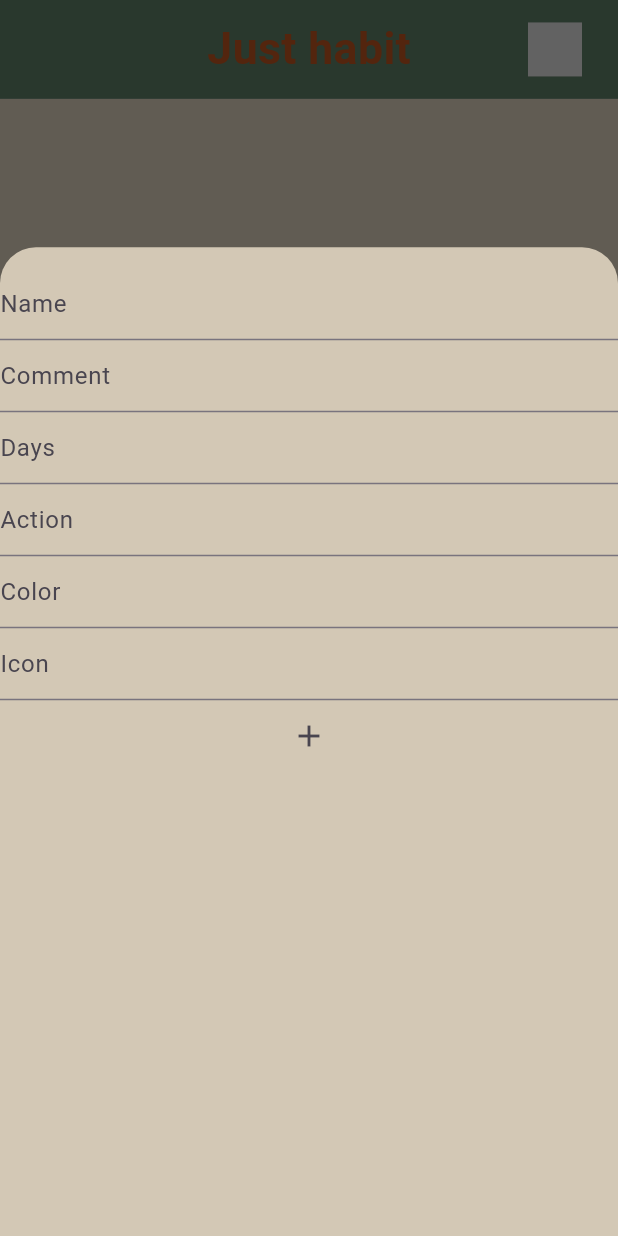
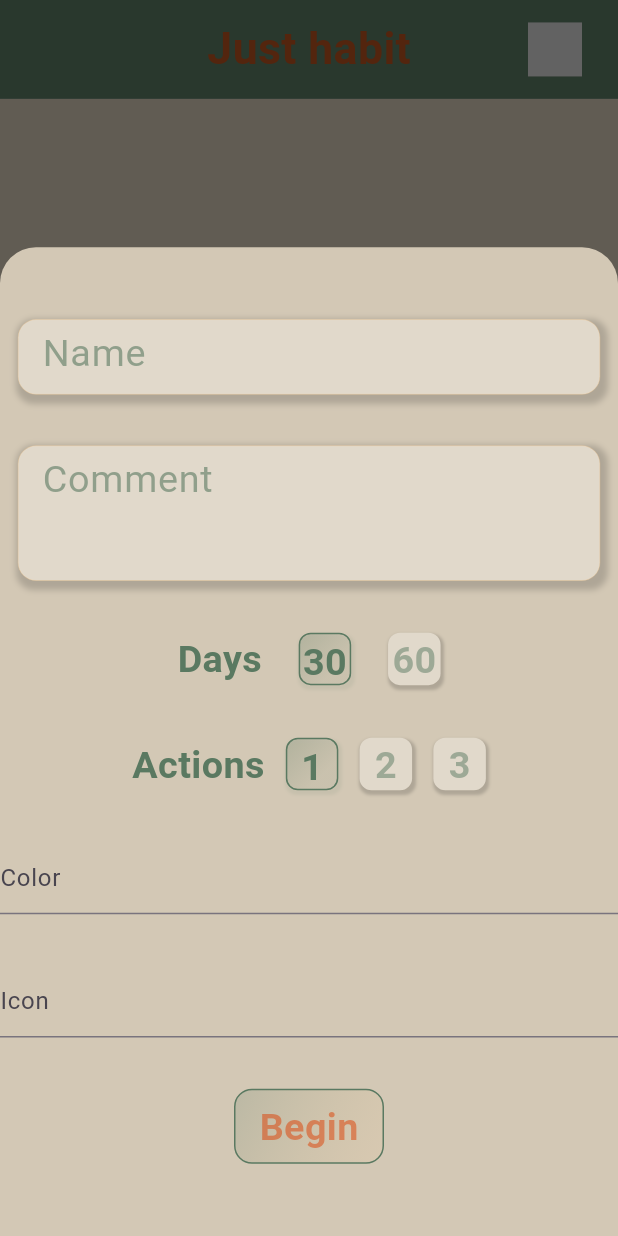
Before and after one commit to denissavishchev/justhabit, a Flutter app: the screen it shows after launch, after a tap on an icon or button, on a phone screen of 412 x 824 dp. Run offline on Flutter 3.47's test engine with Material 3 defaults, Android fonts, the phone set to English and light mode, and no system bars; our stand-ins replace flutter_screenutil, flutter_svg, sqflite; accounts and stored records are empty.

Commit message:
add habit window

```diff
--- a/lib/constants.dart
+++ b/lib/constants.dart
@@ -10,6 +10,7 @@ const kYellow = Color(0xffffcd8d);
 const kBrown = Color(0xffc8ad90);
 
 final kWhiteStyle = TextStyle(fontSize: 22.sp, color: kWhite, fontWeight: FontWeight.bold);
+final kGreenStyle = TextStyle(fontSize: 22.sp, color: kGreen, fontWeight: FontWeight.bold);
 final kOrangeStyle = TextStyle(fontSize: 22.sp, color: kOrange.withOpacity(0.8), fontWeight: FontWeight.bold);
 final kOrangeStyleSmall = TextStyle(fontSize: 13.sp, color: kOrange.withOpacity(0.8), fontWeight: FontWeight.bold);
 final kWhiteStyleSmall = TextStyle(fontSize: 13.sp, color: kWhite, fontWeight: FontWeight.bold);
--- a/lib/main.dart
+++ b/lib/main.dart
@@ -1,7 +1,7 @@
 import 'package:flutter/material.dart';
 import 'package:flutter_screenutil/flutter_screenutil.dart';
 import 'package:justhabit/pages/main_page.dart';
-import 'package:justhabit/providers/main_provider.dart';
+import 'package:justhabit/providers/good_provider.dart';
 import 'package:provider/provider.dart';
 
 void main() {
@@ -15,7 +15,7 @@ class MyApp extends StatelessWidget {
   Widget build(BuildContext context) {
     return MultiProvider(
       providers: [
-        ChangeNotifierProvider<MainProvider>(create: (_) => MainProvider()),
+        ChangeNotifierProvider<GoodProvider>(create: (_) => GoodProvider()),
       ],
       builder: (context, child){
         return ScreenUtilInit(
--- a/lib/pages/good_page.dart
+++ b/lib/pages/good_page.dart
@@ -1,6 +1,6 @@
 import 'package:flutter/material.dart';
 import 'package:justhabit/constants.dart';
-import 'package:justhabit/providers/main_provider.dart';
+import 'package:justhabit/providers/good_provider.dart';
 import 'package:justhabit/widgets/icon_svg_widget.dart';
 import 'package:provider/provider.dart';
 
@@ -11,7 +11,7 @@ class GoodPage extends StatelessWidget {
 
   @override
   Widget build(BuildContext context) {
-    return Consumer<MainProvider>(
+    return Consumer<GoodProvider>(
         builder: (context, data, _){
           data.fetchUsers();
           return Scaffold(
--- a/lib/pages/main_page.dart
+++ b/lib/pages/main_page.dart
@@ -3,7 +3,7 @@ import 'package:flutter/material.dart';
 import 'package:justhabit/constants.dart';
 import 'package:justhabit/widgets/icon_svg_widget.dart';
 import 'package:provider/provider.dart';
-import '../providers/main_provider.dart';
+import '../providers/good_provider.dart';
 import '../widgets/bottom_bar_widget.dart';
 
 class MainPage extends StatelessWidget {
@@ -14,7 +14,7 @@ class MainPage extends StatelessWidget {
     Size size = MediaQuery.of(context).size;
     return Scaffold(
         resizeToAvoidBottomInset: false,
-        body: Consumer<MainProvider>
+        body: Consumer<GoodProvider>
           (builder: (context, data, _){
           return SafeArea(
             child: Column(
--- a/lib/providers/main_provider.dart
+++ b/lib/providers/good_provider.dart
@@ -1,13 +1,18 @@
 import 'package:flutter/material.dart';
 import 'package:justhabit/constants.dart';
 import 'package:justhabit/pages/bad_page.dart';
+import 'package:justhabit/widgets/actions_button_widget.dart';
 import '../databasehelper.dart';
 import '../pages/good_page.dart';
+import '../widgets/days_button_widget.dart';
+import '../widgets/text_field_widget.dart';
 
-class MainProvider with ChangeNotifier {
+class GoodProvider with ChangeNotifier {
 
   PageController mainPageController = PageController(initialPage: 0);
   int activePage = 0;
+  Days selectedDays = Days.one;
+  Done selectedActions = Done.one;
 
   List<Map<String, dynamic>> dataList = [];
   final nameController = TextEditingController();
@@ -64,6 +69,33 @@ class MainProvider with ChangeNotifier {
     notifyListeners();
   }
 
+  void selectDay(int days){
+    switch(days){
+      case 30:
+        selectedDays = Days.one;
+        break;
+      case 60:
+        selectedDays = Days.two;
+        break;
+    }
+    notifyListeners();
+  }
+
+  void selectAction(int action){
+    switch(action){
+      case 1:
+        selectedActions = Done.one;
+        break;
+      case 2:
+        selectedActions = Done.two;
+        break;
+      case 3:
+        selectedActions = Done.three;
+        break;
+    }
+    notifyListeners();
+  }
+
   Future addHabit(context) {
     return showModalBottomSheet(
         context: context,
@@ -83,23 +115,19 @@ class MainProvider with ChangeNotifier {
                 )
             ),
             child: Column(
+              mainAxisAlignment: MainAxisAlignment.spaceEvenly,
               children: [
-                TextFormField(
+                TextFieldWidget(
                   controller: nameController,
-                  decoration: const InputDecoration(hintText: 'Name'),
+                  hintText: 'Name',
                 ),
-                TextFormField(
+                TextFieldWidget(
+                  height: 90,
                   controller: commentController,
-                  decoration: const InputDecoration(hintText: 'Comment'),
+                  hintText: 'Comment',
                 ),
-                TextFormField(
-                  controller: daysController,
-                  decoration: const InputDecoration(hintText: 'Days'),
-                ),
-                TextFormField(
-                  controller: actionController,
-                  decoration: const InputDecoration(hintText: 'Action'),
-                ),
+                const DaysButtonWidget(),
+                const ActionsButtonWidget(),
                 TextFormField(
                   controller: colorController,
                   decoration: const InputDecoration(hintText: 'Color'),
@@ -108,18 +136,35 @@ class MainProvider with ChangeNotifier {
                   controller: iconController,
                   decoration: const InputDecoration(hintText: 'Icon'),
                 ),
-                IconButton(
-                  onPressed: (){
+                GestureDetector(
+                  onTap: (){
                     saveData();
                     Navigator.of(context).pop();
                   },
-                  icon: const Icon(Icons.add),
+                  child: Container(
+                    width: 100,
+                    height: 50,
+                    decoration: BoxDecoration(
+                      border: Border.all(width: 1, color: kGreen),
+                      borderRadius: const BorderRadius.all(Radius.circular(12)),
+                        gradient: LinearGradient(
+                            colors: [
+                              kGreen.withOpacity(0.2),
+                              kYellow.withOpacity(0.1)
+                            ],
+                            begin: Alignment.topLeft,
+                            end: Alignment.bottomRight,
+                            stops: const [0, 1]
+                        )
+                    ),
+                    child: Center(child: Text('Begin',
+                      style: kOrangeStyle.copyWith(
+                          color: kOrange.withOpacity(0.5)),)),
+                  ),
                 )
               ],
             ),
           );
         });
   }
-
-
 }
--- /dev/null
+++ b/lib/widgets/actions_button_widget.dart
@@ -0,0 +1,91 @@
+import 'package:flutter/material.dart';
+import 'package:justhabit/providers/good_provider.dart';
+import 'package:provider/provider.dart';
+import '../constants.dart';
+
+enum Done{
+  one,
+  two,
+  three,
+}
+
+class ActionsButtonWidget extends StatelessWidget {
+  const ActionsButtonWidget({
+    super.key,
+  });
+
+  @override
+  Widget build(BuildContext context) {
+    return Consumer<GoodProvider>(
+        builder: (context, data, _){
+          return SizedBox(
+            width: 250,
+            child: Row(
+              mainAxisAlignment: MainAxisAlignment.spaceAround,
+              children: [
+                Text('Actions', style: kGreenStyle,),
+                Button(text: '1',
+                  onPress: () => data.selectAction(1),
+                  isPressed: data.selectedActions == Done.one ? true : false,),
+                Button(text: '2',
+                  onPress: () => data.selectAction(2),
+                  isPressed: data.selectedActions == Done.two ? true : false,),
+                Button(text: '3',
+                  onPress: () => data.selectAction(3),
+                  isPressed: data.selectedActions == Done.three ? true : false,),
+              ],
+            ),
+          );
+        });
+  }
+}
+
+class Button extends StatelessWidget {
+  const Button({
+    super.key,
+    required this.text,
+    required this.onPress,
+    required this.isPressed,
+  });
+
+  final String text;
+  final Function() onPress;
+  final bool isPressed;
+
+  @override
+  Widget build(BuildContext context) {
+    return GestureDetector(
+      onTap: onPress,
+      child: Container(
+        width: 35,
+        height: 35,
+        decoration: BoxDecoration(
+            color: kWhite,
+            gradient: isPressed ? LinearGradient(
+                colors: [
+                  kGreen.withOpacity(0.2),
+                  kGrey.withOpacity(0.2)
+                ],
+                begin: Alignment.topLeft,
+                end: Alignment.bottomRight,
+                stops: const [0, 0.7]
+            ) : null,
+            borderRadius: const BorderRadius.all(Radius.circular(8)),
+            border: isPressed ? Border.all(width: 1, color: kGreen) : null,
+            boxShadow: [
+              BoxShadow(
+                  color: isPressed ? kGreen.withOpacity(0.1) : kBlack.withOpacity(0.2),
+                  spreadRadius: 1,
+                  blurRadius: 1,
+                  offset: const Offset(1, 2)
+              )
+            ]
+        ),
+        child: Center(child: Text(text,
+          style: isPressed
+              ? kGreenStyle
+              : kGreenStyle.copyWith(color: kGreen.withOpacity(0.5)),)),
+      ),
+    );
+  }
+}
--- a/lib/widgets/bottom_bar_widget.dart
+++ b/lib/widgets/bottom_bar_widget.dart
@@ -2,7 +2,7 @@ import 'package:flutter/cupertino.dart';
 import 'package:flutter/material.dart';
 import 'package:justhabit/constants.dart';
 import 'package:provider/provider.dart';
-import '../providers/main_provider.dart';
+import '../providers/good_provider.dart';
 import 'icon_svg_widget.dart';
 
 
@@ -12,7 +12,7 @@ class BottomNavBarWidget extends StatelessWidget {
   @override
   Widget build(BuildContext context) {
     Size size = MediaQuery.of(context).size;
-    return Consumer<MainProvider>(builder: (context, data, _){
+    return Consumer<GoodProvider>(builder: (context, data, _){
       return Container(
         width: size.width,
         color: kGreen,
--- /dev/null
+++ b/lib/widgets/days_button_widget.dart
@@ -0,0 +1,87 @@
+import 'package:flutter/material.dart';
+import 'package:justhabit/providers/good_provider.dart';
+import 'package:provider/provider.dart';
+import '../constants.dart';
+
+enum Days{
+  one,
+  two,
+}
+
+class DaysButtonWidget extends StatelessWidget {
+  const DaysButtonWidget({
+    super.key,
+  });
+
+  @override
+  Widget build(BuildContext context) {
+    return Consumer<GoodProvider>(
+        builder: (context, data, _){
+          return SizedBox(
+            width: 200,
+            child: Row(
+              mainAxisAlignment: MainAxisAlignment.spaceAround,
+              children: [
+                Text('Days', style: kGreenStyle,),
+                Button(text: '30',
+                  onPress: () => data.selectDay(30),
+                  isPressed: data.selectedDays == Days.one ? true : false,),
+                Button(text: '60',
+                  onPress: () => data.selectDay(60),
+                  isPressed: data.selectedDays == Days.two ? true : false,),
+              ],
+            ),
+          );
+        });
+  }
+}
+
+class Button extends StatelessWidget {
+  const Button({
+    super.key,
+    required this.text,
+    required this.onPress,
+    required this.isPressed,
+  });
+
+  final String text;
+  final Function() onPress;
+  final bool isPressed;
+
+  @override
+  Widget build(BuildContext context) {
+    return GestureDetector(
+      onTap: onPress,
+      child: Container(
+        width: 35,
+        height: 35,
+        decoration: BoxDecoration(
+            color: kWhite,
+            gradient: isPressed ? LinearGradient(
+              colors: [
+                kGreen.withOpacity(0.2),
+                kGrey.withOpacity(0.2)
+              ],
+                begin: Alignment.topLeft,
+                end: Alignment.bottomRight,
+                stops: const [0, 0.7]
+            ) : null,
+            borderRadius: const BorderRadius.all(Radius.circular(8)),
+            border: isPressed ? Border.all(width: 1, color: kGreen) : null,
+            boxShadow: [
+              BoxShadow(
+                  color: isPressed ? kGreen.withOpacity(0.1) : kBlack.withOpacity(0.2),
+                  spreadRadius: 1,
+                  blurRadius: 1,
+                  offset: const Offset(1, 2)
+              )
+            ]
+        ),
+        child: Center(child: Text(text,
+          style: isPressed
+              ? kGreenStyle
+              : kGreenStyle.copyWith(color: kGreen.withOpacity(0.5)),)),
+      ),
+    );
+  }
+}
--- a/lib/widgets/good_tile_widget.dart
+++ b/lib/widgets/good_tile_widget.dart
@@ -1,6 +1,6 @@
 import 'package:flutter/cupertino.dart';
 import 'package:flutter/material.dart';
-import 'package:justhabit/providers/main_provider.dart';
+import 'package:justhabit/providers/good_provider.dart';
 import 'package:provider/provider.dart';
 
 import '../constants.dart';
@@ -16,7 +16,7 @@ class GoodTileWidget extends StatelessWidget {
   @override
   Widget build(BuildContext context) {
     Size size = MediaQuery.of(context).size;
-    return Consumer<MainProvider>(
+    return Consumer<GoodProvider>(
         builder: (context, data, _){
           return Container(
             width: size.width,
--- /dev/null
+++ b/lib/widgets/text_field_widget.dart
@@ -0,0 +1,57 @@
+import 'package:flutter/material.dart';
+import '../constants.dart';
+
+class TextFieldWidget extends StatelessWidget {
+  const TextFieldWidget({
+    super.key,
+    required this.controller,
+    required this.hintText,
+    this.height = 50,
+  });
+
+  final TextEditingController controller;
+  final String hintText;
+  final double height;
+
+  @override
+  Widget build(BuildContext context) {
+    return Container(
+      margin: const EdgeInsets.symmetric(horizontal: 12),
+      padding: const EdgeInsets.symmetric(horizontal: 12, vertical: 4),
+      height: height,
+      decoration: BoxDecoration(
+          color: kWhite,
+          borderRadius: BorderRadius.circular(12),
+          border: Border.all(width: 0.2, color: kYellow),
+          boxShadow: [
+            BoxShadow(
+                color: kBlack.withOpacity(0.2),
+                spreadRadius: 3,
+                blurRadius: 3,
+                offset: const Offset(2, 3)
+            )
+          ]
+      ),
+      child: TextFormField(
+        controller: controller,
+        cursorColor: kGreen,
+        style: kGreenStyle,
+        maxLines: 2,
+        keyboardType: TextInputType.text,
+        decoration: InputDecoration(
+          enabledBorder: const OutlineInputBorder(
+            borderSide: BorderSide(color: Colors.transparent),
+          ),
+          focusedBorder: const OutlineInputBorder(
+              borderSide: BorderSide(color: Colors.transparent)
+          ),
+          hintText: hintText,
+          isCollapsed: true,
+          hintStyle: kGreenStyle.copyWith(
+              color: kGreen.withOpacity(0.6),
+              fontWeight: FontWeight.normal),
+        ),
+      ),
+    );
+  }
+}
```
